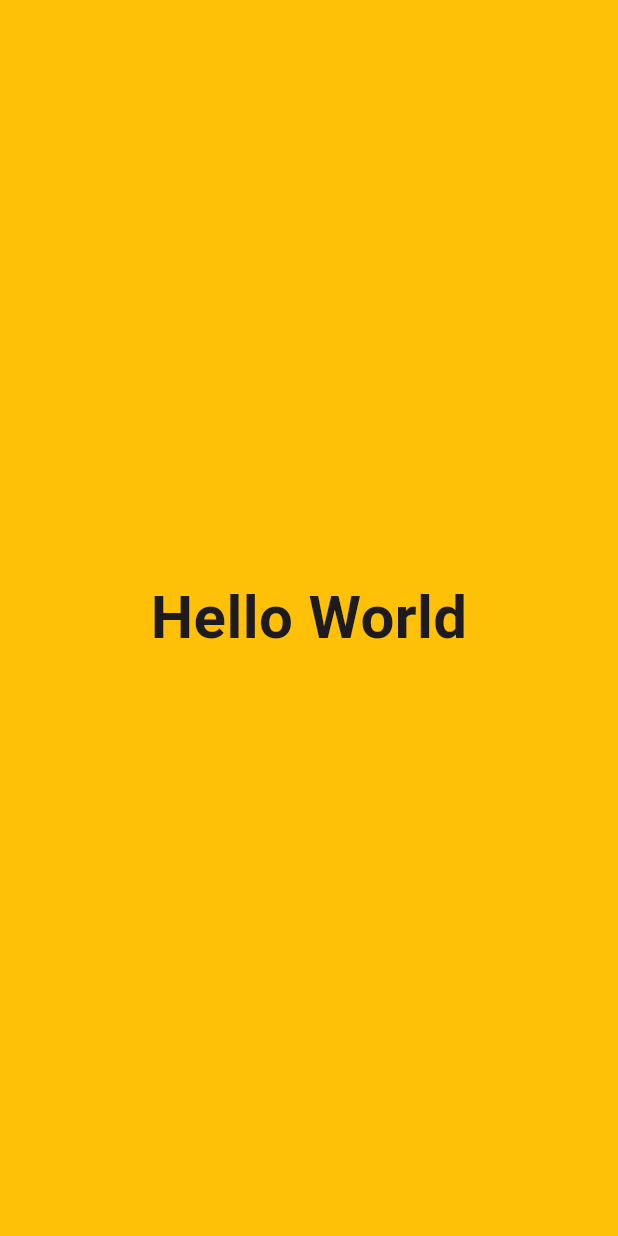
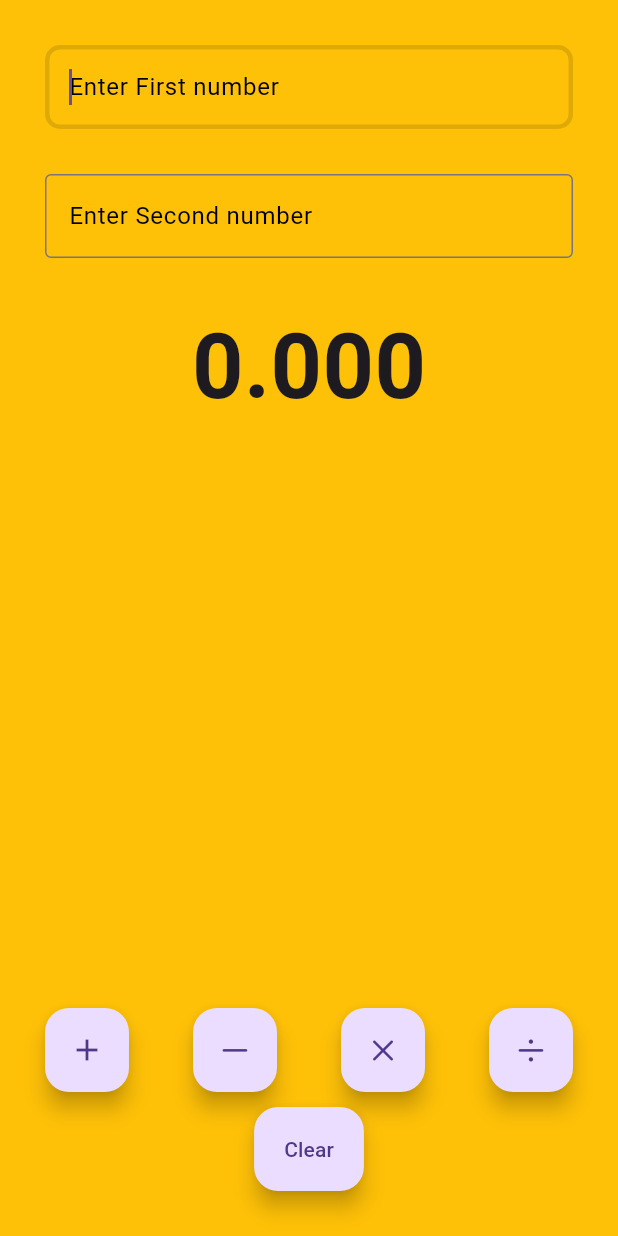
Before and after one commit to VivekSolapure/Flutter, a Flutter app: the screen it shows after launch, on a phone screen of 412 x 824 dp. Run offline on Flutter 3.47's test engine with Material 3 defaults, Android fonts, the phone set to English and light mode, and no system bars.

Commit message:
done with widget, setting up things, creating home view, adding created class widget to any view,basic designing and changing states

```diff
--- a/lib/app/app.dart
+++ b/lib/app/app.dart
@@ -8,9 +8,12 @@ class Myapp extends StatelessWidget {
 
   @override
   Widget build(BuildContext context) {
-    return const MaterialApp(
+    return MaterialApp(
         title: 'Vivek flutter',
-        home: HomeView( )
+        theme: ThemeData(
+          primarySwatch: Colors.amber,
+        ),
+        home: const HomeView(),
     );
   }
 }
--- /dev/null
+++ b/lib/views/calculator_view.dart
@@ -0,0 +1,186 @@
+import 'package:flutter/cupertino.dart';
+import 'package:flutter/material.dart';
+
+class CalculatorView extends StatefulWidget {
+  const CalculatorView({super.key});
+
+  @override
+  State<CalculatorView> createState() => _CalculatorViewState();
+}
+
+class _CalculatorViewState extends State<CalculatorView> {
+  String x='';
+  String y='';
+  num z=0;
+
+  final displayOneController= TextEditingController();
+  final displayTwoController= TextEditingController();
+  late final AppLifecycleListener _listener;
+
+  @override
+  void initState() {
+    super.initState();
+    displayOneController.text=x.toString();
+    displayTwoController.text=y.toString();
+
+    _listener=AppLifecycleListener(
+      // onShow: _onShow,
+      // onHide: _onHide,
+      // onResume: _onResume,
+      // onDetach: _onDetach,
+      // onInactive: _onInactive,
+      // onPause: _onPause,
+      // onRestart: _onRestart,
+      onStateChange: _onStateChange,
+    );
+
+  }
+
+  // void _onShow()=>print('onShow called');
+  // void _onHide()=>print('onHide called');
+  // void _onResume()=>print('onResume called');
+  // void _onDetach()=>print('onDetach called');
+  // void _onInactive()=>print('onInactive called');
+  // void _onPause()=>print('onPause called');
+  // void _onRestart()=>print('onRestart called');
+  void _onStateChange(AppLifecycleState state) {
+    print('_onStateChange called: $state');
+
+  }
+
+  @override
+  void dispose(){
+    displayOneController.dispose();
+    displayTwoController.dispose();
+    _listener.dispose();
+    super.dispose();
+  }
+
+  @override
+  Widget build(BuildContext context) {
+    return  Padding(
+      padding: const EdgeInsets.all(30.0),
+      child: Column(
+        children: [
+          //display
+          CalculatorDisplay (hint:'Enter First number',controller: displayOneController),
+          const SizedBox(
+            height: 30,
+          ),
+          CalculatorDisplay (hint:'Enter Second number',controller: displayTwoController),
+          const SizedBox(
+            height: 30,
+          ),
+           Text(
+            z.toStringAsFixed(3),
+            style: const TextStyle(
+              fontSize: 60,
+              fontWeight: FontWeight.bold
+
+            ),
+          ),
+          const Spacer(),
+          Row(
+            mainAxisAlignment: MainAxisAlignment.spaceBetween,
+            children: [
+              FloatingActionButton(
+              onPressed:() {
+                setState(() {
+                  z= int.parse(displayOneController.text)!+
+                      int.parse(displayTwoController.text)!;
+                });
+
+              },
+              child: const Icon(Icons.add),
+              ),
+              FloatingActionButton(
+                onPressed: () {
+                  setState(() {
+                    z= int.parse(displayOneController.text)!-
+                       int.parse(displayTwoController.text)!;
+                  });
+                },
+
+                child: const Icon(CupertinoIcons.minus),
+              ),
+              FloatingActionButton(
+                onPressed: () {
+                  setState(() {
+                    z= int.parse(displayOneController.text)!*
+                        int.parse(displayTwoController.text)!;
+                  });
+                },
+
+                child: const Icon(CupertinoIcons.multiply),
+              ),
+              FloatingActionButton(
+                onPressed: () {
+                  setState(() {
+                    z= int.parse(displayOneController.text)!/
+                        int.parse(displayTwoController.text)!;
+                  });
+                },
+
+                child: const Icon(CupertinoIcons.divide),
+              ),
+
+            ],
+          ),
+          const SizedBox(height: 10,),
+          FloatingActionButton.extended(
+            onPressed: () {
+              setState(() {
+                z=0;
+                displayTwoController.clear();
+                displayOneController.clear();
+              });
+            },
+            label: const Text('Clear'),
+
+          ),
+        ],
+      ),
+    );
+  }
+}
+
+class CalculatorDisplay extends StatelessWidget {
+  const CalculatorDisplay({
+    super.key,
+    this.hint="Enter a Number",
+    required this.controller,
+  });
+  final String? hint;
+  final TextEditingController controller;
+
+  @override
+  Widget build(BuildContext context) {
+    return TextField(
+      controller:controller,
+      keyboardType: TextInputType.number,
+      autofocus: true,
+      decoration: InputDecoration(
+        hintText: hint,
+        hintStyle: const TextStyle(
+            color: Colors.black
+        ),
+        border :const OutlineInputBorder(
+              borderSide: BorderSide(
+                  color: Colors.white,
+                  width: 3,
+              )
+          ),
+
+          focusedBorder : OutlineInputBorder(
+          borderSide: const BorderSide(
+            color: Colors.black12,
+            width: 3
+          ),
+            borderRadius: BorderRadius.circular(10),
+
+          ),
+
+      ),
+    );
+  }
+}
--- a/lib/views/home_view.dart
+++ b/lib/views/home_view.dart
@@ -1,22 +1,15 @@
 import 'package:flutter/material.dart';
+import 'package:vivek_flutter/views/calculator_view.dart';
 
 class HomeView  extends StatelessWidget {
   const HomeView ({super.key});
 
   @override
   Widget build(BuildContext context) {
-    return Material(
-      child: Container(
-        color: Colors.amber,
-        child: const Center(
-            child: Text(
-              'Hello World',
-              style: TextStyle(
-                fontSize: 40,
-                fontWeight: FontWeight.bold,
-              ),
-            )),
-      ),
-    );
+    return const Scaffold(
+      backgroundColor: Colors.amber,
+      body: SafeArea(
+        child: CalculatorView(),
+    ));
   }
 }
```
Also changed, not shown: 1 other file.
